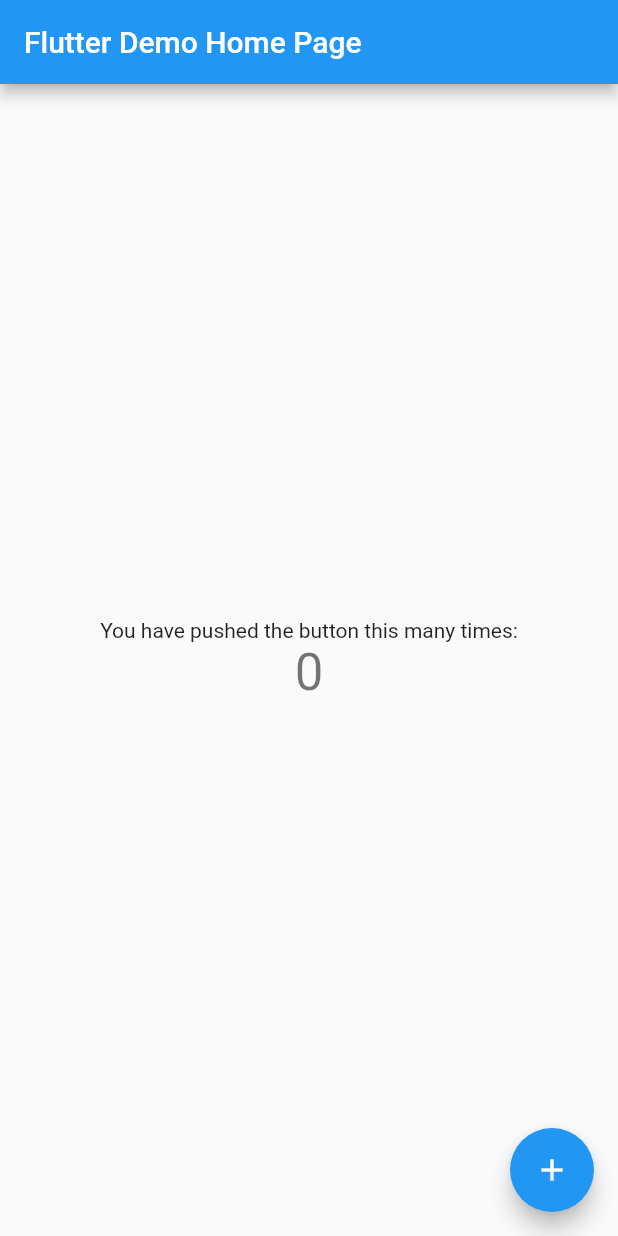
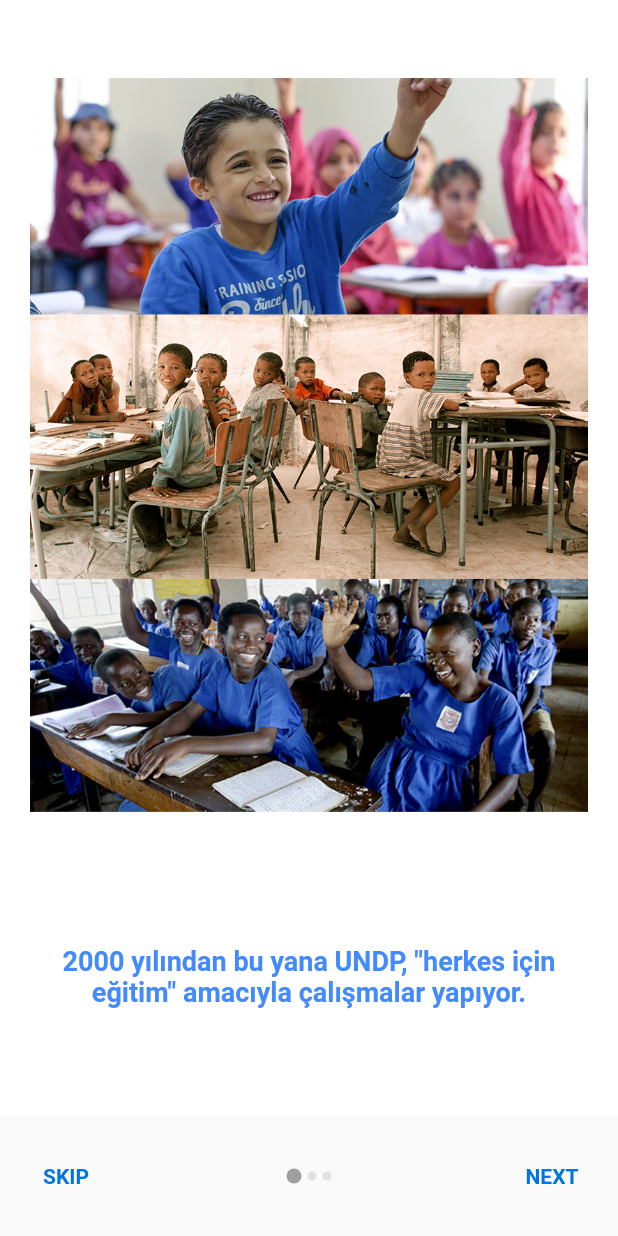
Before and after one commit to yunus6116/YAYA, a Flutter app: the screen it shows after launch, on a phone screen of 412 x 824 dp. Run offline on Flutter 3.47's test engine with Material 2 defaults, Android fonts, the phone set to English and light mode, and no system bars.

Commit message:
onBoarding

```diff
--- /dev/null
+++ b/lib/data/data.dart
@@ -0,0 +1,68 @@
+
+
+class SliderModel{
+
+  String imageAssetPath;
+ // String title;
+  String desc;
+
+  SliderModel({this.imageAssetPath,this.desc});
+
+  void setImageAssetPath(String getImageAssetPath){
+    imageAssetPath = getImageAssetPath;
+  }
+
+  // void setTitle(String getTitle){
+  //   title = getTitle;
+  // }
+
+  void setDesc(String getDesc){
+    desc = getDesc;
+  }
+
+  String getImageAssetPath(){
+    return imageAssetPath;
+  }
+
+  //  String getTitle(){
+  //    return title;
+  //  }
+
+  String getDesc(){
+    return desc;
+  }
+
+}
+
+
+List<SliderModel> getSlides(){
+
+  var slides = <SliderModel>[];
+  var sliderModel =  SliderModel();
+
+  //1
+  sliderModel.setDesc('2000 yılından bu yana UNDP, "herkes için eğitim" amacıyla çalışmalar yapıyor.');
+  //sliderModel.setTitle('');
+  sliderModel.setImageAssetPath('assets/images/onBoarding_1.jpg');
+  slides.add(sliderModel);
+
+  sliderModel = SliderModel();
+
+  //2
+  sliderModel.setDesc('Maddi sıkıntılar ve bunun gibi sebepler yüzünden çocuklar okuldan alınıyor ve çalıştırılıyor.');
+  //sliderModel.setTitle('');
+  sliderModel.setImageAssetPath('assets/images/onBoarding_2.jpg');
+  slides.add(sliderModel);
+
+  sliderModel = SliderModel();
+
+  //3
+  sliderModel.setDesc('Bizler de sizlerin desteği ile birlikte bunları çözmeyi hedefliyoruz.');
+  //sliderModel.setTitle('');
+  sliderModel.setImageAssetPath('assets/images/onBoarding_3.jpg');
+  slides.add(sliderModel);
+
+  sliderModel = SliderModel();
+
+  return slides;
+}
--- a/lib/main.dart
+++ b/lib/main.dart
@@ -1,3 +1,7 @@
+
+
+import 'package:educationhelper/routes.dart';
+import 'package:educationhelper/screens/onBoarding/onBoarding.dart';
 import 'package:flutter/material.dart';
 
 void main() {
@@ -13,55 +17,8 @@ class MyApp extends StatelessWidget {
         primarySwatch: Colors.blue,
         visualDensity: VisualDensity.adaptivePlatformDensity,
       ),
-      home: MyHomePage(title: 'Flutter Demo Home Page'),
+       routes: Routes.routes,
+      home: OnBoardingScreen(),
     );
   }
 }
-
-class MyHomePage extends StatefulWidget {
-  MyHomePage({Key key, this.title}) : super(key: key);
-
-  final String title;
-
-  @override
-  _MyHomePageState createState() => _MyHomePageState();
-}
-
-class _MyHomePageState extends State<MyHomePage> {
-  int _counter = 0;
-
-  void _incrementCounter() {
-    setState(() {
-      _counter++;
-    });
-  }
-
-  @override
-  Widget build(BuildContext context) {
-    // asdkalsd
-    return Scaffold(
-      appBar: AppBar(
-        title: Text(widget.title),
-      ),
-      body: Center(
-        child: Column(
-          mainAxisAlignment: MainAxisAlignment.center,
-          children: <Widget>[
-            Text(
-              'You have pushed the button this many times:',
-            ),
-            Text(
-              '$_counter',
-              style: Theme.of(context).textTheme.headline4,
-            ),
-          ],
-        ),
-      ),
-      floatingActionButton: FloatingActionButton(
-        onPressed: _incrementCounter,
-        tooltip: 'Increment',
-        child: Icon(Icons.add),
-      ),
-    );
-  }
-}
--- /dev/null
+++ b/lib/routes.dart
@@ -0,0 +1,28 @@
+
+
+
+import 'package:educationhelper/screens/homepage/homepage.dart';
+import 'package:educationhelper/screens/onBoarding/onBoarding.dart';
+import 'package:educationhelper/screens/register/register.dart';
+import 'package:flutter/cupertino.dart';
+
+class Routes{
+
+Routes._();
+
+
+static const String onBoarding ='/onBoarding';
+static const String homepage = '/homepage';
+static const String register = '/register';
+
+
+
+static final routes = <String, WidgetBuilder>{
+
+  onBoarding: (BuildContext context) => OnBoardingScreen(),
+  homepage : (BuildContext context) => HomePage(),
+  register : (BuildContext context) => RegisterScreen(),
+};
+
+
+}
--- a/lib/screens/homepage/homepage.dart
+++ b/lib/screens/homepage/homepage.dart
@@ -0,0 +1,16 @@
+import 'package:flutter/material.dart';
+
+
+class HomePage extends StatefulWidget {
+  @override
+  _HomePageState createState() => _HomePageState();
+}
+
+class _HomePageState extends State<HomePage> {
+  @override
+  Widget build(BuildContext context) {
+    return Container(
+
+    );
+  }
+}
--- /dev/null
+++ b/lib/screens/onBoarding/onBoarding.dart
@@ -0,0 +1,139 @@
+
+
+import 'package:educationhelper/routes.dart';
+import 'package:educationhelper/wiedget/slide_tile.dart';
+import 'package:flutter/material.dart';
+import 'dart:io';
+
+import 'package:educationhelper/data/data.dart';
+
+class OnBoardingScreen extends StatefulWidget {
+
+  @override
+  _OnBoardingScreenState createState() => _OnBoardingScreenState();
+}
+
+class _OnBoardingScreenState extends State<OnBoardingScreen> {
+
+
+ List<SliderModel> mySLides =  <SliderModel>[];
+  int slideIndex = 0;
+  PageController _controller;
+
+  Widget _buildPageIndicator(bool isCurrentPage){
+    return Container(
+     margin: EdgeInsets.symmetric(horizontal: 2.0),
+      height: isCurrentPage ? 10.0 : 6.0,
+      width: isCurrentPage ? 10.0 : 6.0,
+      decoration: BoxDecoration(
+        color: isCurrentPage ? Colors.grey : Colors.grey[300],
+        borderRadius: BorderRadius.circular(12),
+      ),
+    );
+  }
+
+  @override
+  void initState() {
+    // TODO: implement initState
+    super.initState();
+    mySLides = getSlides();
+    _controller = PageController();
+  }
+
+  @override
+  Widget build(BuildContext context) {
+    return  Container(
+      decoration: BoxDecoration(
+          gradient: LinearGradient(
+              colors: [const Color(0xff3C8CE7), const Color(0xff00EAFF)])),
+      child: SafeArea(
+        child: Scaffold(
+          backgroundColor: Colors.white,
+          body: Container(
+            height: MediaQuery.of(context).size.height - 100,
+            child: PageView(
+              controller: _controller,
+                onPageChanged: (index) {
+                  setState(() {
+                    slideIndex = index;
+                  });
+                },
+            children: <Widget>[
+              SlideTile(
+                imagePath: mySLides[0].getImageAssetPath(),
+
+                desc: mySLides[0].getDesc(),
+              ),
+              SlideTile(
+                imagePath: mySLides[1].getImageAssetPath(),
+
+                desc: mySLides[1].getDesc(),
+              ),
+              SlideTile(
+                imagePath: mySLides[2].getImageAssetPath(),
+
+                desc: mySLides[2].getDesc(),
+              )
+            ],
+            ),
+          ),
+          bottomSheet: slideIndex != 2 ? Container(
+            margin: EdgeInsets.symmetric(vertical: 16),
+            child: Row(
+              mainAxisAlignment: MainAxisAlignment.spaceBetween,
+              children: <Widget>[
+                FlatButton(
+                  onPressed: (){
+                    _controller.animateToPage(2, duration: Duration(milliseconds: 400), curve: Curves.linear);
+                  },
+                  splashColor: Colors.blue[50],
+                  child: Text(
+                    'SKIP',
+                    style: TextStyle(color: Color(0xFF0074E4), fontWeight: FontWeight.w600),
+                  ),
+                ),
+                Container(
+                  child: Row(
+                    children: [
+                      for (int i = 0; i < 3 ; i++) i == slideIndex ? _buildPageIndicator(true): _buildPageIndicator(false),
+                    ],),
+                ),
+                FlatButton(
+                  onPressed: (){
+                    print('this is slideIndex: $slideIndex');
+                    _controller.animateToPage(slideIndex + 1, duration: Duration(milliseconds: 500), curve: Curves.linear);
+                  },
+                  splashColor: Colors.blue[50],
+                  child: Text(
+                    'NEXT',
+                    style: TextStyle(color: Color(0xFF0074E4), fontWeight: FontWeight.w600),
+                  ),
+                ),
+              ],
+            ),
+          ): GestureDetector(
+            onTap: (){
+
+              Navigator.of(context).pushNamed(Routes.homepage);
+
+            },
+            child: Container(
+              height: Platform.isIOS ? 70 : 60,
+              color: Colors.blue,
+              alignment: Alignment.center,
+              child: Text(
+                'Şimdi Başla',
+                style: TextStyle(color: Colors.white, fontWeight: FontWeight.w600),
+              ),
+            ),
+          ),
+        ),
+      ),
+    );
+  }
+   @override
+  void dispose() {
+    _controller.dispose();
+    super.dispose();
+}
+}
--- a/lib/screens/register/register.dart
+++ b/lib/screens/register/register.dart
@@ -0,0 +1,17 @@
+
+import 'package:flutter/material.dart';
+
+
+class RegisterScreen extends StatefulWidget {
+  @override
+  _RegisterScreenState createState() => _RegisterScreenState();
+}
+
+class _RegisterScreenState extends State<RegisterScreen> {
+  @override
+  Widget build(BuildContext context) {
+    return Container(
+
+    );
+  }
+}
--- /dev/null
+++ b/lib/wiedget/slide_tile.dart
@@ -0,0 +1,34 @@
+import 'package:flutter/material.dart';
+
+
+
+// ignore: must_be_immutable
+class SlideTile extends StatelessWidget {
+  String imagePath, desc;
+
+  SlideTile({
+    Key key,
+    this.desc,this.imagePath,
+  }) : super(key: key);
+
+  @override
+  Widget build(BuildContext context) {
+    return Container(
+      padding: EdgeInsets.symmetric(horizontal: 20),
+      alignment: Alignment.center,
+      child: Column(
+        mainAxisAlignment: MainAxisAlignment.center,
+        children: <Widget>[
+          Image.asset(imagePath, fit: BoxFit.cover ),
+          SizedBox(
+            height: 20,
+          ),
+
+          Text(desc, textAlign: TextAlign.center,style: TextStyle(
+          fontWeight: FontWeight.w700,
+              fontSize: 18, color: Colors.blueAccent),)
+        ],
+      ),
+    );
+  }
+}
```
Also changed, not shown: pubspec.yaml (+6 -3 lines), assets/images/onBoarding_1.jpg (added), assets/images/onBoarding_2.jpg (added), assets/images/onBoarding_3.jpg (added), lib/screens/splash/splash.dart (deleted), lib/screens/user_profile.dart (added), 1 other file.
